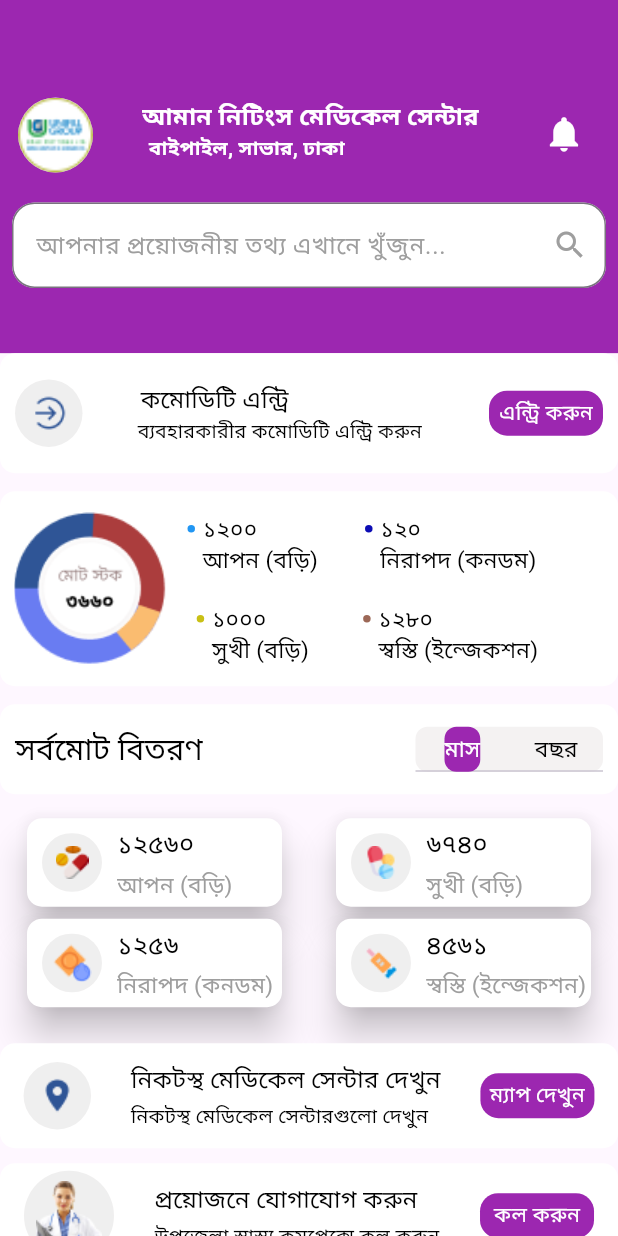
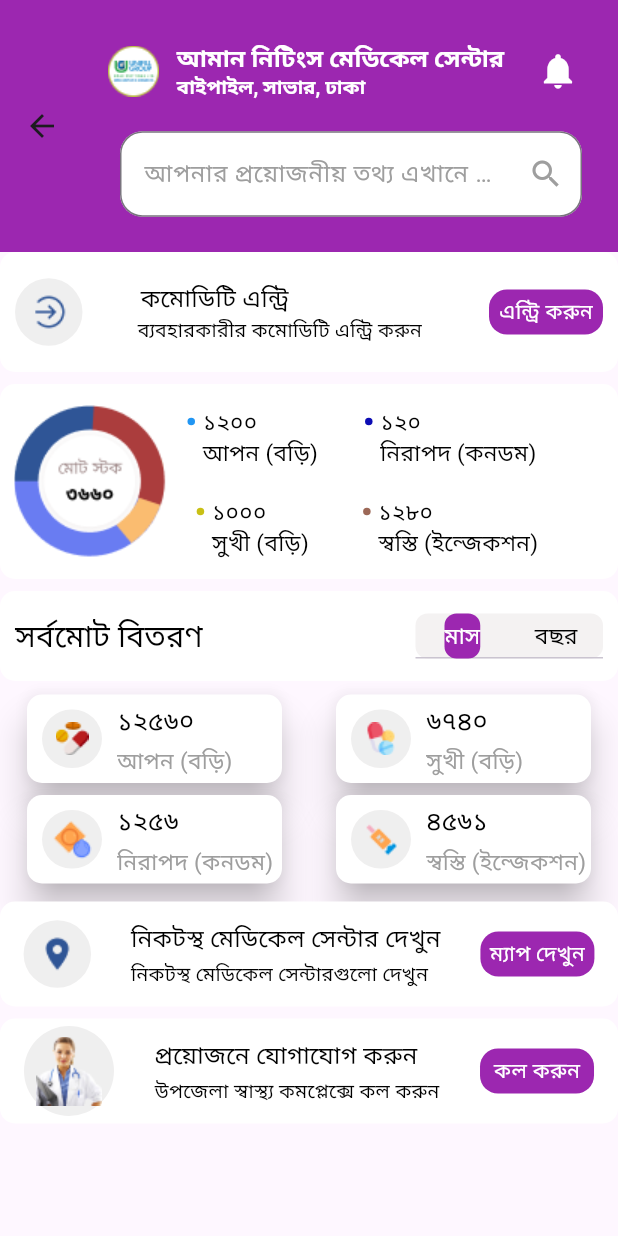
Before and after one commit to MRMostakim1406204/Figma-To-Flutter-UI-Design, a Flutter app: the HomePage screen opened directly, on a phone screen of 412 x 824 dp. Run offline on Flutter 3.47's test engine with Material 3 defaults, Android fonts, the phone set to English and light mode, and no system bars; our stand-ins replace bottom_navy_bar; missing offline and left inert: dart:ffi.

Commit message:
Second_Commit

```diff
--- a/lib/Home_Page.dart
+++ b/lib/Home_Page.dart
@@ -1,3 +1,4 @@
+import 'package:figma_to_flutter_design_anik_vai/buttom_navigation.dart';
 import 'package:figma_to_flutter_design_anik_vai/home_screen.dart';
 import 'package:flutter/material.dart';
 
@@ -75,10 +76,8 @@ class WelcomeScreen extends StatelessWidget {
                       color: Colors.purple,
                       minWidth: double.maxFinite,
                       onPressed: () {
-                        Navigator.push(
-                            context,
-                            MaterialPageRoute(
-                                builder: (context) => HomePage()));
+                        Navigator.pushReplacement(
+                        context, MaterialPageRoute(builder: (context)=> BottomNavigationBarScreen()));
                       },
                       height: 48,
                       child: Container(
--- a/lib/home_screen.dart
+++ b/lib/home_screen.dart
@@ -13,31 +13,17 @@ class _HomePageState extends State<HomePage> {
   @override
   Widget build(BuildContext context) {
     return Scaffold(
-        body: SingleChildScrollView(
-      child: Column(
+      appBar: AppBar(
+        backgroundColor: Colors.purple,
+        toolbarHeight: kToolbarHeight*3,
+        title: Column(
           children: [
-          Container(
-            height: MediaQuery.of(context).size.height / 3.5,
-            width: double.infinity,
-            color: Colors.purple,
-            child: Stack(
+            Row(
+              mainAxisAlignment: MainAxisAlignment.spaceBetween,
               children: [
+                Image.asset("assets/images/image 223.png"),
                 Column(
-                  children: [
-                    Padding(
-                      padding:
-                          const EdgeInsets.only(top: 65, left: 12, right: 12),
-                      child: Row(
-                        mainAxisAlignment: MainAxisAlignment.spaceBetween,
                   crossAxisAlignment: CrossAxisAlignment.start,
-                        children: [
-                          CircleAvatar(
-                            maxRadius: 25,
-                            backgroundImage: AssetImage(
-                              "assets/images/image 223.png",
-                            ),
-                          ),
-                          Column(
                             children: [
                               Text(
                                 "আমান নিটিংস মেডিকেল সেন্টার",
@@ -46,15 +32,12 @@ class _HomePageState extends State<HomePage> {
                                     fontWeight: FontWeight.w600,
                                     color: Colors.white),
                               ),
-                              Padding(
-                                padding: const EdgeInsets.only(right: 85),
-                                child: Text(
+                              Text(
                                 "বাইপাইল, সাভার, ঢাকা",
                                 style: TextStyle(
                                     fontSize: 13,
                                     fontWeight: FontWeight.w600,
                                     color: Colors.white),
-                                ),
                               ),
                             ],
                           ),
@@ -67,10 +50,7 @@ class _HomePageState extends State<HomePage> {
                             ))
               ],
             ),
-                    ),
-                    SizedBox(
-                      height: 20,
-                    ),
+            SizedBox(height: 16,),
             Container(
                       margin: EdgeInsets.only(left: 8, right: 8),
                       decoration: BoxDecoration(
@@ -92,24 +72,26 @@ class _HomePageState extends State<HomePage> {
                     )
           ],
         ),
-              ],
       ),
-          ),
+        body: SingleChildScrollView(
+      child: Column(
+        children: [
+
           _comodityEntry(context),
           SizedBox(
-            height: 12,
+            height: 8,
           ),
           _totalStock(context),
           SizedBox(
-            height: 12,
+            height: 8,
           ),
           _totalSupply(context),
           SizedBox(
-            height: 20,
+            height: 8,
           ),
           _medicalCentre(context),
           SizedBox(
-            height: 10,
+            height: 8,
           ),
           _doctorCall(context),
           SizedBox(
@@ -383,7 +365,7 @@ class _HomePageState extends State<HomePage> {
           ),
         ),
         SizedBox(
-          height: 12,
+          height: 5,
         ),
         Stack(
           children: [
```
Lines whose indentation alone changed are shown as unchanged.
